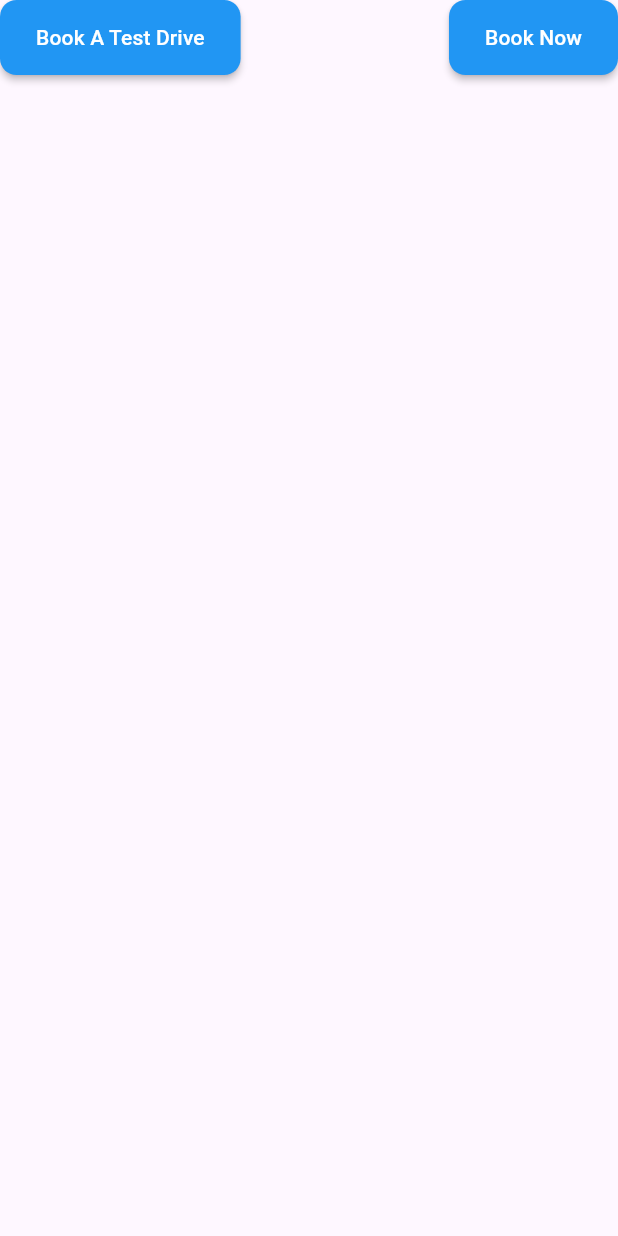
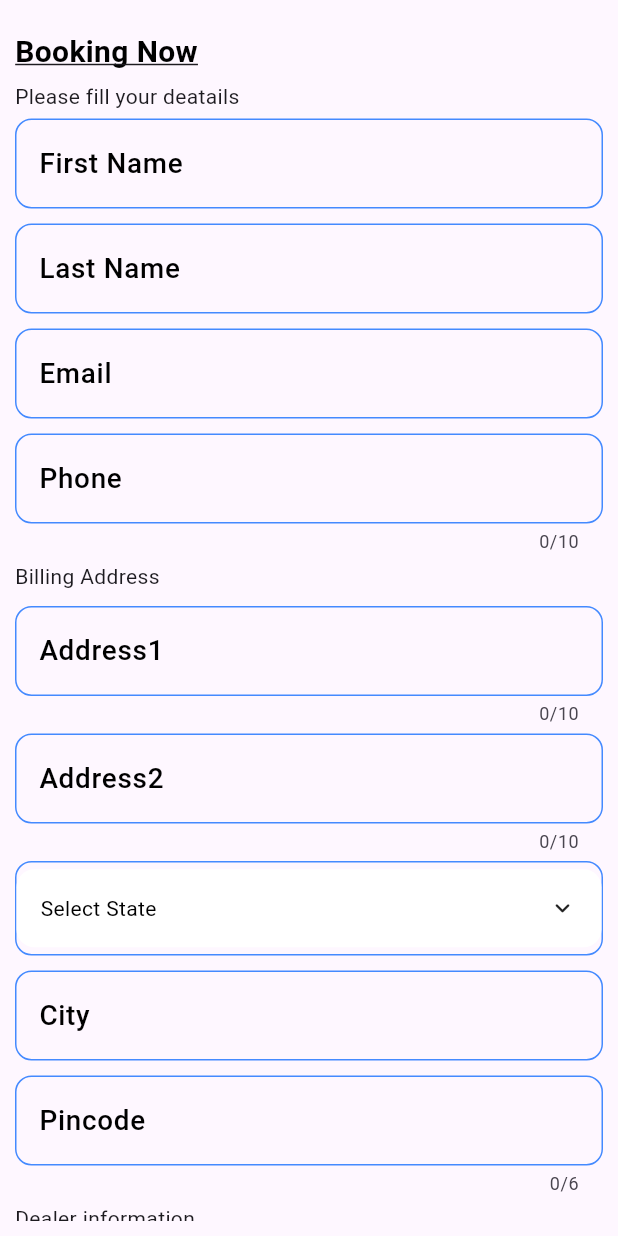
Before and after one commit to safvansafvan/Nexon_ev_booking_app, a Flutter app: the BookingsField widget shown alone on an empty page, opened directly, after a tap on "Book Now", on a phone screen of 412 x 824 dp. Run offline on Flutter 3.47's test engine with Material 2 defaults, Android fonts, the phone set to English and light mode, and no system bars; drawn by our look-alikes of animated_custom_dropdown; our stand-ins replace awesome_dialog, email_validator, font_awesome_flutter, google_fonts, google_nav_bar, google_sign_in and 4 more; accounts and stored records are empty; network calls fail; Roboto replaces fonts that are missing (Philosopher); project files that could hold a hidden picture were left out.

Commit message:
booking now UI finished

```diff
--- /dev/null
+++ b/lib/controller/providers/bookings/bookingnow_provider.dart
@@ -0,0 +1,19 @@
+import 'package:flutter/material.dart';
+
+class BookingNowProvider extends ChangeNotifier {
+  TextEditingController firstNameController = TextEditingController();
+  TextEditingController lastNameController = TextEditingController();
+  TextEditingController phoneController = TextEditingController();
+  TextEditingController emailController = TextEditingController();
+  //billing
+  TextEditingController address1Controller = TextEditingController();
+  TextEditingController address2Controller = TextEditingController();
+  TextEditingController stateController = TextEditingController();
+  TextEditingController cityController = TextEditingController();
+  TextEditingController pincodeController = TextEditingController();
+
+  TextEditingController dealerController = TextEditingController();
+  TextEditingController carModelController = TextEditingController();
+
+  final formKey8 = GlobalKey<FormState>();
+}
--- a/lib/main.dart
+++ b/lib/main.dart
@@ -3,8 +3,9 @@ import 'package:bookingapp/controller/providers/authentication/forgot_password.d
 import 'package:bookingapp/controller/providers/authentication/login.dart';
 import 'package:bookingapp/controller/providers/authentication/otp_provider.dart';
 import 'package:bookingapp/controller/providers/authentication/otpverify_signup.dart';
+import 'package:bookingapp/controller/providers/bookings/bookingnow_provider.dart';
 import 'package:bookingapp/controller/providers/splash.dart';
-import 'package:bookingapp/controller/providers/test_drive_provider.dart';
+import 'package:bookingapp/controller/providers/bookings/test_drive_provider.dart';
 import 'package:bookingapp/presentation/splash/splash.dart';
 import 'package:flutter/material.dart';
 import 'package:google_fonts/google_fonts.dart';
@@ -42,6 +43,9 @@ class MyApp extends StatelessWidget {
         ChangeNotifierProvider(
           create: (context) => TestDriveBookingProvider(),
         ),
+        ChangeNotifierProvider(
+          create: (context) => BookingNowProvider(),
+        ),
       ],
       child: MaterialApp(
         debugShowCheckedModeBanner: false,
--- /dev/null
+++ b/lib/presentation/booknow/book_now.dart
@@ -0,0 +1,231 @@
+import 'package:flutter/material.dart';
+import 'package:provider/provider.dart';
+import 'package:animated_custom_dropdown/custom_dropdown.dart';
+import 'package:bookingapp/controller/const/const.dart';
+import 'package:bookingapp/presentation/widget/text_form_common.dart';
+import 'package:bookingapp/presentation/widget/text_h.dart';
+import '../../controller/providers/bookings/bookingnow_provider.dart';
+import '../../controller/providers/bookings/test_drive_provider.dart';
+
+class BookNowWidget extends StatelessWidget {
+  const BookNowWidget({super.key});
+
+  @override
+  Widget build(BuildContext context) {
+    var screenSize = MediaQuery.of(context).size;
+    final bookingProvider = context.watch<BookingNowProvider>();
+    return Scaffold(
+      body: SafeArea(
+        child: Padding(
+          padding: const EdgeInsets.all(10.0),
+          child: Form(
+            key: bookingProvider.formKey8,
+            child: ListView(
+              children: [
+                height10,
+                HeadingTextWidget(
+                  text: "Booking Now",
+                  color: kBlack,
+                  fontWeight: FontWeight.w600,
+                  textSize: 20,
+                  underline: true,
+                ),
+                kHeightFive,
+                HeadingTextWidget(text: "Please fill your deatails"),
+                kHeightFive,
+                TextFormFieldCommon(
+                    controller: bookingProvider.firstNameController,
+                    hintText: "First Name",
+                    keyType: TextInputType.name,
+                    size: screenSize),
+                height10,
+                TextFormFieldCommon(
+                    controller: bookingProvider.lastNameController,
+                    hintText: "Last Name",
+                    keyType: TextInputType.name,
+                    size: screenSize),
+                height10,
+                TextFormFieldCommon(
+                    controller: bookingProvider.emailController,
+                    hintText: "Email",
+                    keyType: TextInputType.emailAddress,
+                    size: screenSize),
+                height10,
+                TextFormFieldCommon(
+                    controller: bookingProvider.phoneController,
+                    hintText: "Phone",
+                    maxlength: 10,
+                    keyType: TextInputType.phone,
+                    size: screenSize),
+                kHeightFive,
+                HeadingTextWidget(text: "Billing Address"),
+                height10,
+                TextFormFieldCommon(
+                    controller: bookingProvider.address1Controller,
+                    hintText: "Address1",
+                    maxlength: 10,
+                    keyType: TextInputType.name,
+                    size: screenSize),
+                kHeightFive,
+                TextFormFieldCommon(
+                    controller: bookingProvider.address2Controller,
+                    hintText: "Address2",
+                    maxlength: 10,
+                    keyType: TextInputType.name,
+                    size: screenSize),
+                kHeightFive,
+                Container(
+                  height: 63,
+                  decoration: BoxDecoration(
+                      border: Border.all(color: kblue),
+                      borderRadius: radiusTen),
+                  child: Center(
+                    child: CustomDropdown(
+                        excludeSelected: true,
+                        hintText: "Select State",
+                        hintStyle: TextStyle(color: kBlack),
+                        selectedStyle: TextStyle(color: kBlack),
+                        items: const ["kerala", "Tamilnadu"],
+                        controller: bookingProvider.stateController),
+                  ),
+                ),
+                height10,
+                TextFormFieldCommon(
+                    controller: bookingProvider.cityController,
+                    hintText: "City",
+                    keyType: TextInputType.name,
+                    size: screenSize),
+                height10,
+                TextFormFieldCommon(
+                    controller: bookingProvider.pincodeController,
+                    hintText: "Pincode",
+                    maxlength: 6,
+                    keyType: TextInputType.number,
+                    size: screenSize),
+                kHeightFive,
+                HeadingTextWidget(text: "Dealer information"),
+                kHeightFive,
+                Container(
+                  height: 63,
+                  decoration: BoxDecoration(
+                      border: Border.all(color: kblue),
+                      borderRadius: radiusTen),
+                  child: Center(
+                    child: Consumer<TestDriveBookingProvider>(
+                        builder: (context, value, _) {
+                      if (value.dealerList.isEmpty) {
+                        return const Center(child: CircularProgressIndicator());
+                      }
+                      return CustomDropdown(
+                          excludeSelected: true,
+                          fillColor: Colors.transparent,
+                          hintText: "Dealer",
+                          hintStyle: TextStyle(color: kBlack),
+                          selectedStyle: TextStyle(color: kBlack),
+                          items: [
+                            value.dealerList[0].dealerName,
+                            value.dealerList[1].dealerName,
+                            value.dealerList[2].dealerName,
+                            value.dealerList[3].dealerName
+                          ],
+                          controller: bookingProvider.dealerController);
+                    }),
+                  ),
+                ),
+                kHeightFive,
+                HeadingTextWidget(text: "Select Veriant"),
+                Container(
+                  height: 63,
+                  decoration: BoxDecoration(
+                      border: Border.all(color: kblue),
+                      borderRadius: radiusTen),
+                  child: Center(
+                    child: CustomDropdown(
+                        excludeSelected: true,
+                        fillColor: Colors.transparent,
+                        hintText: "Select An Ev",
+                        hintStyle: TextStyle(color: kBlack),
+                        selectedStyle: TextStyle(color: kBlack),
+                        items: const [
+                          "Nexon Ev Prime",
+                          "Nexon Ev Max",
+                          "Nexon Ev Dark"
+                        ],
+                        controller: bookingProvider.carModelController),
+                  ),
+                ),
+                kHeightFive,
+                HeadingTextWidget(text: "Amount Payable"),
+                height10,
+                Container(
+                  height: 63,
+                  decoration: BoxDecoration(
+                      border: Border.all(color: kblue),
+                      borderRadius: radiusTen),
+                  child: const Padding(
+                    padding: EdgeInsets.all(8.0),
+                    child: Row(
+                      mainAxisAlignment: MainAxisAlignment.spaceBetween,
+                      children: [
+                        Text("Booking Amount\nNexon Ev"),
+                        Text("5000")
+                      ],
+                    ),
+                  ),
+                ),
+                height10,
+                const Text(
+                    "This is the booking amount. Rest of the amount will be payable at the dealership selected."),
+                Container(
+                  height: 45,
+                  decoration: BoxDecoration(
+                      border: Border.all(color: kblue),
+                      borderRadius: BorderRadius.circular(5)),
+                  child: const Padding(
+                    padding: EdgeInsets.all(8.0),
+                    child: Row(
+                      mainAxisAlignment: MainAxisAlignment.spaceBetween,
+                      children: [Text("Total"), Text("5000")],
+                    ),
+                  ),
+                ),
+                height10,
+                Padding(
+                  padding: const EdgeInsets.symmetric(horizontal: 70),
+                  child: ElevatedButton.icon(
+                    onPressed: () {
+                      if (bookingProvider.formKey8.currentState!.validate()) {
+                        showDialog(
+                          context: context,
+                          builder: (context) {
+                            return AlertDialog(
+                              title: const Text("Conform Message"),
+                              content: const Text(
+                                  "Are you sure to continue booking?"),
+                              actions: [
+                                TextButton(
+                                    onPressed: () {
+                                      Navigator.of(context).pop();
+                                    },
+                                    child: const Text("Cancel")),
+                                TextButton(
+                                    onPressed: () async {},
+                                    child: const Text("Ok"))
+                              ],
+                            );
+                          },
+                        );
+                      }
+                    },
+                    icon: const Icon(Icons.done_sharp),
+                    label: const Text("Submit"),
+                  ),
+                ),
+              ],
+            ),
+          ),
+        ),
+      ),
+    );
+  }
+}
--- a/lib/presentation/carbooking&deatails/widget/bookings_field.dart
+++ b/lib/presentation/carbooking&deatails/widget/bookings_field.dart
@@ -1,4 +1,5 @@
 import 'package:bookingapp/controller/const/const.dart';
+import 'package:bookingapp/presentation/booknow/book_now.dart';
 import 'package:bookingapp/presentation/test_drive_booking/test_booking.dart';
 import 'package:flutter/material.dart';
 
@@ -40,7 +41,14 @@ class BookingsField extends StatelessWidget {
               foregroundColor: Colors.white,
               shape: RoundedRectangleBorder(borderRadius: radiusTen),
             ),
-            onPressed: () {},
+            onPressed: () {
+              Navigator.push(
+                context,
+                MaterialPageRoute(
+                  builder: (context) => const BookNowWidget(),
+                ),
+              );
+            },
             child: const Text("Book Now"),
           ),
         ),
--- a/lib/presentation/settings/settings.dart
+++ b/lib/presentation/settings/settings.dart
@@ -39,6 +39,7 @@ class SettingsScreen extends StatelessWidget {
               ),
               commonHeight,
               const SettingsFieldWidget(
+                isLogout: true,
                 title: "Logout",
               )
             ],
--- a/lib/presentation/settings/widget/settings_fied.dart
+++ b/lib/presentation/settings/widget/settings_fied.dart
@@ -1,8 +1,10 @@
 import 'package:bookingapp/controller/const/const.dart';
+import 'package:bookingapp/presentation/authentication/login.dart';
 import 'package:bookingapp/presentation/settings/screens/about_us.dart';
 import 'package:bookingapp/presentation/settings/screens/privacy_and_policy.dart';
 import 'package:bookingapp/presentation/settings/screens/terms_and_conditions.dart';
 import 'package:flutter/material.dart';
+import 'package:shared_preferences/shared_preferences.dart';
 
 class SettingsFieldWidget extends StatelessWidget {
   const SettingsFieldWidget(
@@ -10,13 +12,15 @@ class SettingsFieldWidget extends StatelessWidget {
       this.isAboutUs,
       this.isTerms,
       this.isPrivacyAndPolicy,
-      required this.title});
+      required this.title,
+      this.isLogout});
 
   final String title;
 
   final bool? isPrivacyAndPolicy;
   final bool? isAboutUs;
   final bool? isTerms;
+  final bool? isLogout;
 
   @override
   Widget build(BuildContext context) {
@@ -47,6 +51,8 @@ class SettingsFieldWidget extends StatelessWidget {
                 builder: (context) => const TermsAndConditions(),
               ),
             );
+          } else if (isLogout == true) {
+            logout(context);
           }
         },
         title: Text(
@@ -56,4 +62,17 @@ class SettingsFieldWidget extends StatelessWidget {
       ),
     );
   }
+
+  logout(context) async {
+    final pref = await SharedPreferences.getInstance();
+    pref.remove("isLoggedIn");
+    pref.remove("USER_NAME");
+    pref.remove("USER_EMAIL");
+    Navigator.pushReplacement(
+      context,
+      MaterialPageRoute(
+        builder: (context) => const LoginPage(),
+      ),
+    );
+  }
 }
--- a/lib/presentation/test_drive_booking/test_booking.dart
+++ b/lib/presentation/test_drive_booking/test_booking.dart
@@ -5,7 +5,7 @@ import '../widget/text_form_common.dart';
 import 'package:bookingapp/controller/const/const.dart';
 import 'package:bookingapp/presentation/widget/text_h.dart';
 import 'package:animated_custom_dropdown/custom_dropdown.dart';
-import 'package:bookingapp/controller/providers/test_drive_provider.dart';
+import 'package:bookingapp/controller/providers/bookings/test_drive_provider.dart';
 
 class TestDriveBooking extends StatelessWidget {
   const TestDriveBooking({super.key});
```
Also changed, not shown: lib/controller/providers/bookings/test_drive_provider.dart (renamed from lib/controller/providers/test_drive_provider.dart).
